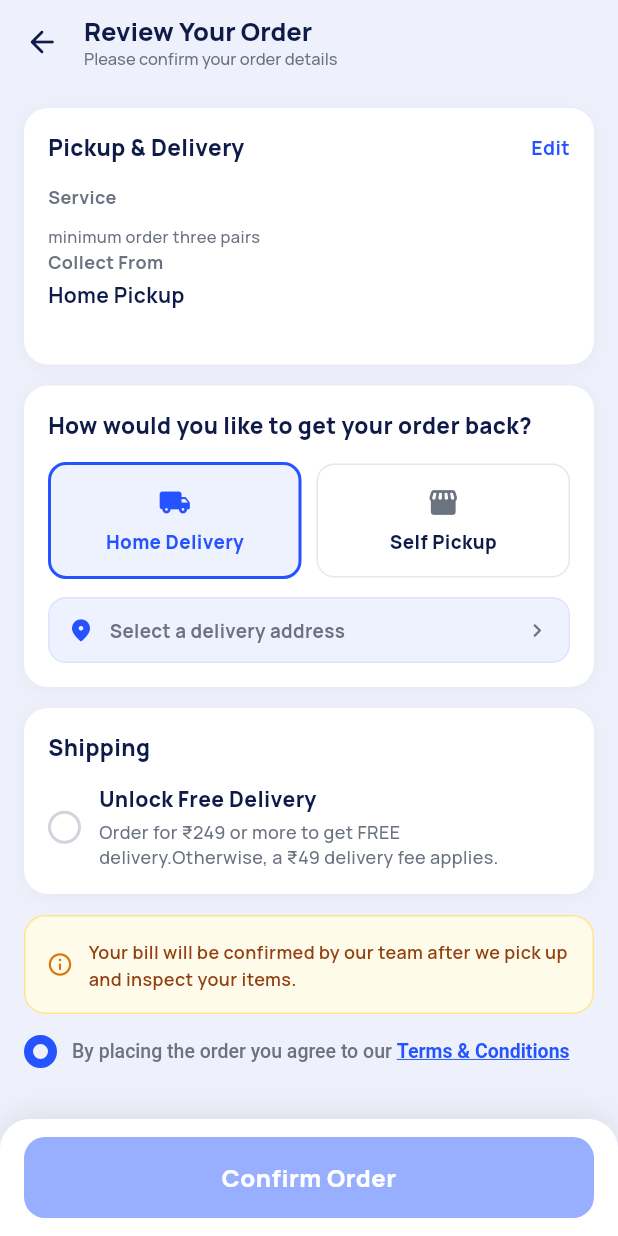
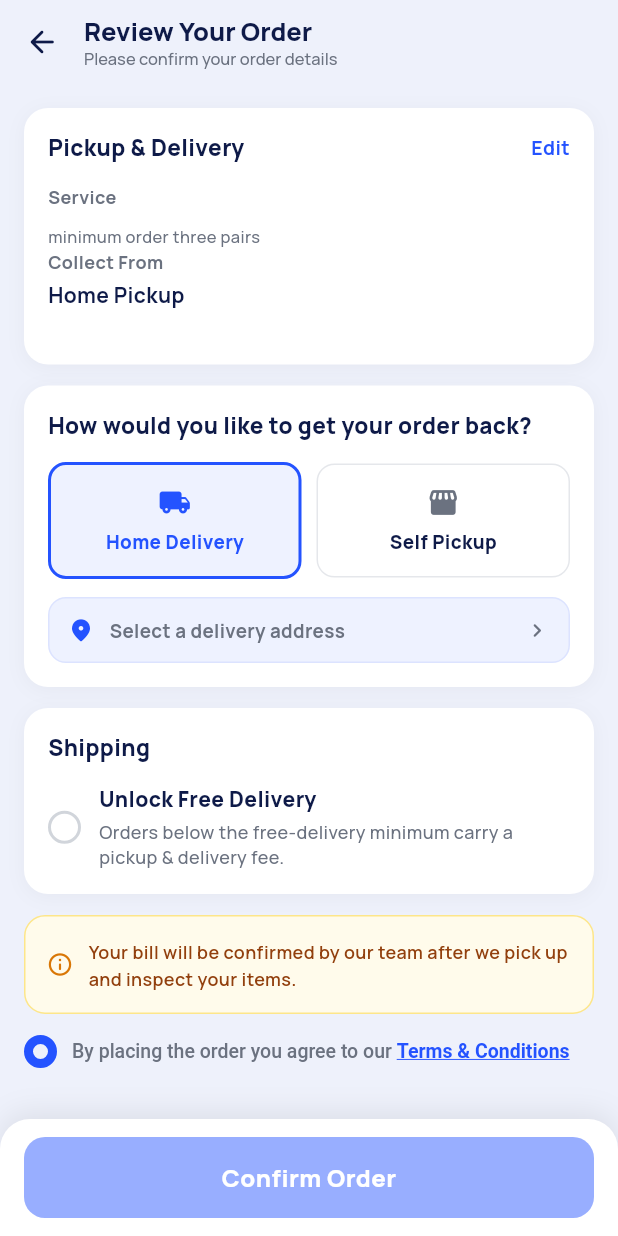
Before and after one commit to vipin760/laundry_fe, a Flutter app: the CheckoutScreen screen opened directly with empty values, on a phone screen of 412 x 824 dp. Run offline on Flutter 3.47's test engine with Material 3 defaults, Android fonts, the phone set to English and light mode, and no system bars; our stand-ins replace cookie_jar, dio, dio_cookie_manager, firebase_auth, firebase_core, firebase_crashlytics and 16 more; missing offline and left inert: dart:js_interop, razorpay_flutter; accounts and stored records are empty; network calls fail.

Commit message:
(feat) implement pickup and delivery fee calculation, pricing preview, and payment link webhook handling

```diff
--- a/lib/features/checkout/screens/checkout_screen.dart
+++ b/lib/features/checkout/screens/checkout_screen.dart
@@ -40,8 +40,26 @@ class _CheckoutScreenState extends ConsumerState<CheckoutScreen> {
   DeliveryType _deliveryType = DeliveryType.homeDelivery;
   AddressModel? _deliveryAddress;
 
-  static const double _freeDeliveryThreshold = 249;
-  static const double _deliveryFeeAmount = 49;
+  // Pickup & delivery fee rule — fetched from the backend (PricingConfig), never
+  // hardcoded here. Used for display only: the charge itself is computed
+  // server-side when the order is itemized.
+  double? _deliveryFeeAmount;
+  double? _freeDeliveryThreshold;
+
+  @override
+  void initState() {
+    super.initState();
+    _loadPricingRules();
+  }
+
+  Future<void> _loadPricingRules() async {
+    final rules = await _paymentService.fetchPricingRules();
+    if (!mounted || rules == null) return;
+    setState(() {
+      _deliveryFeeAmount = rules.deliveryFeeAmount;
+      _freeDeliveryThreshold = rules.freeDeliveryThreshold;
+    });
+  }
 
   /// Single source of truth for delivery-fee eligibility: true whenever at
   /// least one leg of this order requires a delivery partner to travel
@@ -58,13 +76,22 @@ class _CheckoutScreenState extends ConsumerState<CheckoutScreen> {
       widget.checkoutContext.serviceType == CheckoutServiceType.homeReception ||
       _deliveryType == DeliveryType.homeDelivery;
 
-  // Calculate shipping charges based on total amount
-  double _calculateShippingCharges(double totalAmount) {
-    if (!_hasHomeLeg || !_shippingEnabled) return 0;
-    return totalAmount >= _freeDeliveryThreshold ? 0 : _deliveryFeeAmount;
+  /// The pickup & delivery fee is a Home Pickup service charge: a Drop at Shop
+  /// (self drop) order never pays it, whatever the return method. Mirrors the
+  /// backend rule, which stays authoritative.
+  bool get _feeApplies =>
+      widget.checkoutContext.serviceType == CheckoutServiceType.collectFromHome ||
+      widget.checkoutContext.serviceType == CheckoutServiceType.homeReception;
+
+  /// Estimated pickup & delivery fee: applies only to a fee-eligible order and
+  /// a service bill strictly below the free-delivery threshold. 0 until the
+  /// backend rule has loaded, so a stale/guessed fee is never shown.
+  double get _shippingCharges {
+    final fee = _deliveryFeeAmount;
+    final threshold = _freeDeliveryThreshold;
+    if (!_feeApplies || fee == null || threshold == null) return 0;
+    return widget.checkoutContext.expectedAmount >= threshold ? 0 : fee;
   }
-
-  double get _shippingCharges => _calculateShippingCharges(widget.checkoutContext.expectedAmount);
 
   Future<void> _chooseDeliveryAddress() async {
     final picked = await showSelectDeliveryAddressSheet(context);
@@ -117,14 +144,13 @@ class _CheckoutScreenState extends ConsumerState<CheckoutScreen> {
       // User pays from My Orders > Order Detail once admin confirms the bill.
       // We always use the simple checkout endpoint — Razorpay is initiated later.
 
-      // Add shipping charges to the expected amount if shipping is enabled
-      final totalAmount = widget.checkoutContext.expectedAmount + _shippingCharges;
-
+      // The pickup & delivery fee is added by the backend when the order is
+      // itemized — the client never submits a fee or a total.
       final orderData = await _paymentService.placeOrderOnly(
         checkoutContext: CheckoutContext(
           serviceType: widget.checkoutContext.serviceType,
           paymentMethod: widget.checkoutContext.paymentMethod,
-          expectedAmount: totalAmount,
+          expectedAmount: widget.checkoutContext.expectedAmount,
           pickupSlot: widget.checkoutContext.pickupSlot,
           deliverySlot: widget.checkoutContext.deliverySlot,
           pickupAddress: widget.checkoutContext.pickupAddress,
@@ -374,8 +400,12 @@ class _CheckoutScreenState extends ConsumerState<CheckoutScreen> {
                     ),
                     const SizedBox(height: 3),
                     Text(
-                      'Order for ₹${_freeDeliveryThreshold.toStringAsFixed(0)} or more to get FREE delivery.'
-                      'Otherwise, a ₹${_deliveryFeeAmount.toStringAsFixed(0)} delivery fee applies.',
+                      !_feeApplies
+                          ? 'No pickup & delivery fee applies to Drop at Shop orders.'
+                          : _deliveryFeeAmount != null && _freeDeliveryThreshold != null
+                          ? 'Order for ₹${_freeDeliveryThreshold!.toStringAsFixed(0)} or more to get FREE delivery. '
+                              'Otherwise, a ₹${_deliveryFeeAmount!.toStringAsFixed(0)} pickup & delivery fee applies.'
+                          : 'Orders below the free-delivery minimum carry a pickup & delivery fee.',
                       style: const TextStyle(fontSize: 12, fontWeight: FontWeight.w500, color: _kGrey),
                     ),
                   ]),
@@ -384,6 +414,28 @@ class _CheckoutScreenState extends ConsumerState<CheckoutScreen> {
               ),
             ),
             const SizedBox(height: 14),
+
+            // Estimate only — the final bill is confirmed after inspection.
+            if (_feeApplies && _deliveryFeeAmount != null && _freeDeliveryThreshold != null) ...[
+              _SectionCard(
+                header: 'Estimated Summary',
+                child: Column(children: [
+                  _EstimateRow('Service subtotal', '₹${ctx.expectedAmount.toStringAsFixed(0)}'),
+                  const SizedBox(height: 6),
+                  _EstimateRow(
+                    'Pickup & delivery fee',
+                    _shippingCharges > 0 ? '₹${_shippingCharges.toStringAsFixed(0)}' : 'FREE',
+                  ),
+                  const Divider(height: 20),
+                  _EstimateRow(
+                    'Estimated total',
+                    '₹${(ctx.expectedAmount + _shippingCharges).toStringAsFixed(0)}',
+                    bold: true,
+                  ),
+                ]),
+              ),
+              const SizedBox(height: 14),
+            ],
           ],
 
           // ── 2. Price notice ────────────────────────────────────────────
@@ -682,3 +734,18 @@ class _ErrorCard extends StatelessWidget {
     ]),
   );
 }
+
+class _EstimateRow extends StatelessWidget {
+  const _EstimateRow(this.label, this.value, {this.bold = false});
+  final String label;
+  final String value;
+  final bool bold;
+  @override
+  Widget build(BuildContext context) {
+    final weight = bold ? FontWeight.w900 : FontWeight.w600;
+    return Row(children: [
+      Expanded(child: Text(label, style: TextStyle(fontSize: 13, color: bold ? _kDark : _kGrey, fontWeight: weight))),
+      Text(value, style: TextStyle(fontSize: 13, color: _kDark, fontWeight: bold ? FontWeight.w900 : FontWeight.w700)),
+    ]);
+  }
+}
--- a/lib/features/orders/screens/order_detail_screen.dart
+++ b/lib/features/orders/screens/order_detail_screen.dart
@@ -510,7 +510,7 @@ class _OrderDetailScreenState extends ConsumerState<OrderDetailScreen> {
 
     final rows = <Widget>[];
     if ((order.taxAmount ?? 0) > 0) rows.add(row('GST', order.taxAmount!));
-    if ((order.deliveryFee ?? 0) > 0) rows.add(row('Delivery Fee', order.deliveryFee!));
+    if ((order.deliveryFee ?? 0) > 0) rows.add(row('Pickup & Delivery Fee', order.deliveryFee!));
     if ((order.platformFee ?? 0) > 0) rows.add(row('Platform Fee', order.platformFee!));
     if ((order.convenienceFee ?? 0) > 0) rows.add(row('Convenience Fee', order.convenienceFee!));
     if ((order.packagingFee ?? 0) > 0) rows.add(row('Packaging Fee', order.packagingFee!));
```
Also changed, not shown: lib/features/checkout/services/payment_service.dart (+16 -0 lines), lib/features/home/screens/home_screen.dart (+22 -0 lines), lib/features/pickup_delivery/screens/pickup_delivery_screen.dart (+42 -0 lines).
